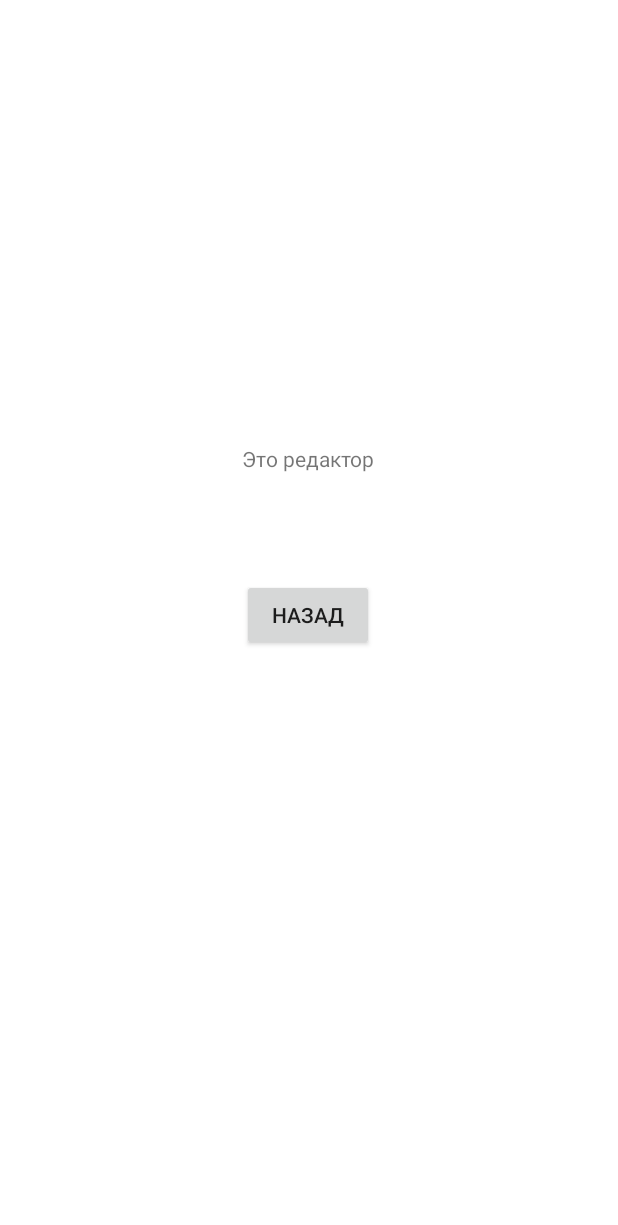
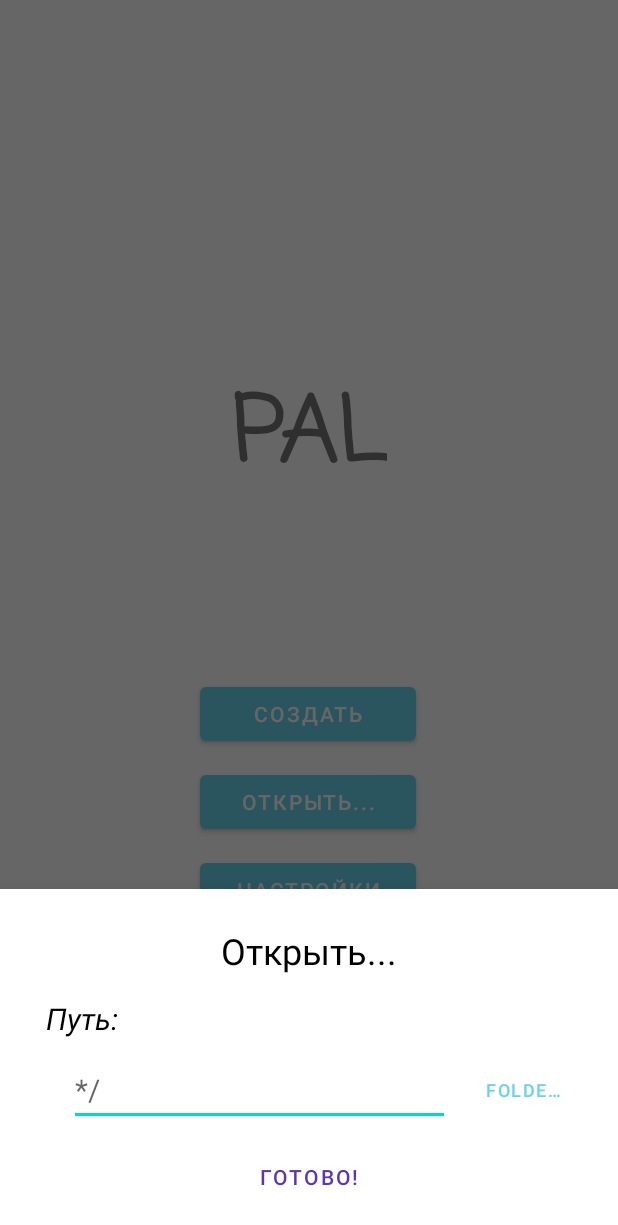
Before and after one commit to IvanVanPAL/PAL, an Android app: the screen it shows after launch (EditorActivity before the commit, MainActivity after it), after a tap on "ОТКРЫТЬ...", on a phone screen of 412 x 824 dp. Shown: the top 1225 px of the screen. Run offline under Robolectric (Android 15) with nearby library versions, the phone set to English and light mode, and no system bars.

Commit message:
Commit #4. Попытка сделать обзор файлов.

```diff
--- a/app/src/main/java/com/example/pal/activities/MainActivity.java
+++ b/app/src/main/java/com/example/pal/activities/MainActivity.java
@@ -10,6 +10,7 @@ import androidx.appcompat.app.AppCompatActivity;
 import com.example.pal.fragments.CreateBottomDialog;
 import com.example.pal.R;
 import com.example.pal.fragments.CreateDialogFragment;
+import com.example.pal.fragments.OpenBottomDialog;
 
 public class MainActivity extends AppCompatActivity {
 
@@ -23,9 +24,8 @@ public class MainActivity extends AppCompatActivity {
 
 
     public void onOpenClick(View view){
-        Intent intent = new Intent(MainActivity.this, EditorActivity.class);
-
-        startActivity(intent);
+        final OpenBottomDialog bottomDialog = new OpenBottomDialog();
+        bottomDialog.show(getSupportFragmentManager(), "ModalBottomSheet");
     }
 
     public void onCreateClick(View view){
--- a/app/src/main/java/com/example/pal/fragments/CreateBottomDialog.java
+++ b/app/src/main/java/com/example/pal/fragments/CreateBottomDialog.java
@@ -8,7 +8,6 @@ import android.view.View;
 import android.view.ViewGroup;
 import android.widget.Button;
 import android.widget.EditText;
-import android.widget.RadioButton;
 import android.widget.RadioGroup;
 import android.widget.Toast;
 
@@ -16,7 +15,6 @@ import androidx.annotation.Nullable;
 
 import com.example.pal.R;
 import com.example.pal.activities.EditorActivity;
-import com.example.pal.activities.MainActivity;
 import com.google.android.material.bottomsheet.BottomSheetDialogFragment;
 
 public class CreateBottomDialog extends BottomSheetDialogFragment {
@@ -25,10 +23,10 @@ public class CreateBottomDialog extends BottomSheetDialogFragment {
     @SuppressLint("ClickableViewAccessibility")
     @Override
     public View onCreateView(LayoutInflater inflater, @Nullable ViewGroup container, @Nullable Bundle savedInstanceState) {
-        View view = inflater.inflate(R.layout.bottom_sheet, container, false);
+        View view = inflater.inflate(R.layout.bottom_sheet_create, container, false);
 
-        Button buttCreate = (Button) view.findViewById(R.id.buttModalCreate);
-        EditText name = (EditText) view.findViewById(R.id.nameCreate);
+        Button buttCreate = (Button) view.findViewById(R.id.buttModalOpen);
+        EditText name = (EditText) view.findViewById(R.id.urlFile);
         RadioGroup radio = (RadioGroup) view.findViewById(R.id.radioGroupTypeImg);
         radio.clearCheck();
         radio.setOnCheckedChangeListener(new RadioGroup.OnCheckedChangeListener() {
--- /dev/null
+++ b/app/src/main/java/com/example/pal/fragments/OpenBottomDialog.java
@@ -0,0 +1,36 @@
+package com.example.pal.fragments;
+
+import android.content.Intent;
+import android.os.Bundle;
+import android.view.LayoutInflater;
+import android.view.View;
+import android.view.ViewGroup;
+import android.widget.Button;
+import android.widget.EditText;
+
+import androidx.annotation.Nullable;
+
+import com.example.pal.R;
+import com.google.android.material.bottomsheet.BottomSheetDialogFragment;
+
+public class OpenBottomDialog extends BottomSheetDialogFragment {
+
+    public View onCreateView(LayoutInflater inflater, @Nullable ViewGroup container, @Nullable Bundle savedInstanceState) {
+        View view = inflater.inflate(R.layout.bottom_sheet_open, container, false);
+
+        EditText path = (EditText) view.findViewById(R.id.urlFile);
+        Button folder = (Button) view.findViewById(R.id.buttFolder);
+        Button open = (Button) view.findViewById(R.id.buttModalOpen);
+
+        folder.setOnClickListener(new View.OnClickListener(){
+            @Override
+            public void onClick(View view){
+                Intent fileIntent = new Intent(Intent.ACTION_GET_CONTENT);
+                fileIntent.setType("*/*");
+                startActivityForResult(fileIntent, 10);
+            }
+        });
+
+        return view;
+    }
+}
--- a/app/src/main/res/layout/bottom_sheet.xml
+++ b/app/src/main/res/layout/bottom_sheet_create.xml
@@ -44,7 +44,7 @@
         android:textStyle="italic" />
 
     <EditText
-        android:id="@+id/nameCreate"
+        android:id="@+id/urlFile"
         android:layout_width="match_parent"
         android:layout_height="wrap_content"
         android:layout_marginLeft="15dp"
@@ -97,7 +97,7 @@
         android:orientation="horizontal">
 
         <Button
-            android:id="@+id/buttModalCreate"
+            android:id="@+id/buttModalOpen"
             android:layout_width="wrap_content"
             android:layout_height="wrap_content"
             android:layout_marginLeft="50dp"
--- /dev/null
+++ b/app/src/main/res/layout/bottom_sheet_open.xml
@@ -0,0 +1,94 @@
+<?xml version="1.0" encoding="utf-8"?>
+<LinearLayout xmlns:android="http://schemas.android.com/apk/res/android"
+
+    xmlns:app="http://schemas.android.com/apk/res-auto"
+
+    xmlns:tools="http://schemas.android.com/tools"
+
+    android:id="@+id/modalBottomSheetContainer"
+
+    android:layout_width="match_parent"
+
+    android:layout_height="wrap_content"
+
+    android:background="@color/white"
+
+    android:orientation="vertical"
+    android:padding="15dp">
+
+
+    <TextView
+        android:layout_width="match_parent"
+        android:layout_height="wrap_content"
+        android:layout_gravity="center"
+        android:layout_marginLeft="15dp"
+        android:layout_marginTop="10dp"
+        android:layout_marginRight="15dp"
+        android:fontFamily="casual"
+        android:gravity="center"
+        android:text="Открыть..."
+        android:textColor="#000000"
+        android:textSize="24sp" />
+
+    <TextView
+        android:id="@+id/textView3"
+        android:layout_width="match_parent"
+        android:layout_height="wrap_content"
+        android:layout_marginLeft="15dp"
+        android:layout_marginTop="10dp"
+        android:layout_marginRight="15dp"
+        android:layout_marginBottom="10dp"
+        android:text="Путь:"
+        android:textColor="#000000"
+        android:textSize="20sp"
+        android:textStyle="italic" />
+
+    <LinearLayout
+        android:layout_width="match_parent"
+        android:layout_height="match_parent"
+        android:layout_marginLeft="15dp"
+        android:layout_marginRight="15dp"
+        android:gravity="center|center_horizontal"
+        android:orientation="horizontal">
+
+        <EditText
+            android:id="@+id/urlFile"
+            android:layout_width="254dp"
+            android:layout_height="wrap_content"
+            android:layout_marginLeft="15dp"
+            android:layout_marginRight="15dp"
+            android:ems="10"
+            android:hint="*/"
+            android:inputType="textPersonName"
+            android:textSize="20sp" />
+
+        <Button
+            android:id="@+id/buttFolder"
+            android:layout_width="85dp"
+            android:layout_height="wrap_content"
+            android:layout_weight="1"
+            android:text="Folder..."
+            android:textSize="12sp" />
+    </LinearLayout>
+
+    <LinearLayout
+        android:layout_width="match_parent"
+        android:layout_height="match_parent"
+        android:orientation="horizontal">
+
+        <Button
+            android:id="@+id/buttModalOpen"
+            android:layout_width="wrap_content"
+            android:layout_height="wrap_content"
+            android:layout_marginLeft="50dp"
+            android:layout_marginTop="10dp"
+            android:layout_marginRight="50dp"
+            android:layout_weight="1"
+            android:background="@color/teal_200"
+            android:onClick="onClick"
+            android:text="Готово!"
+            android:textColor="#5E35B1" />
+
+    </LinearLayout>
+
+</LinearLayout>
```
